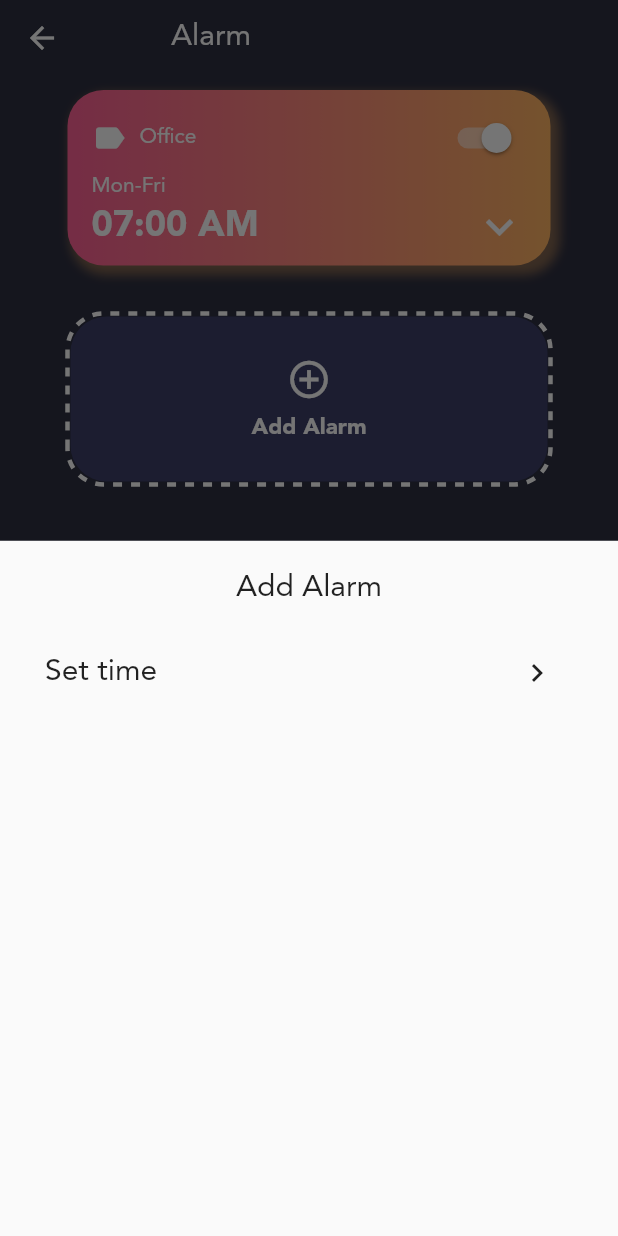
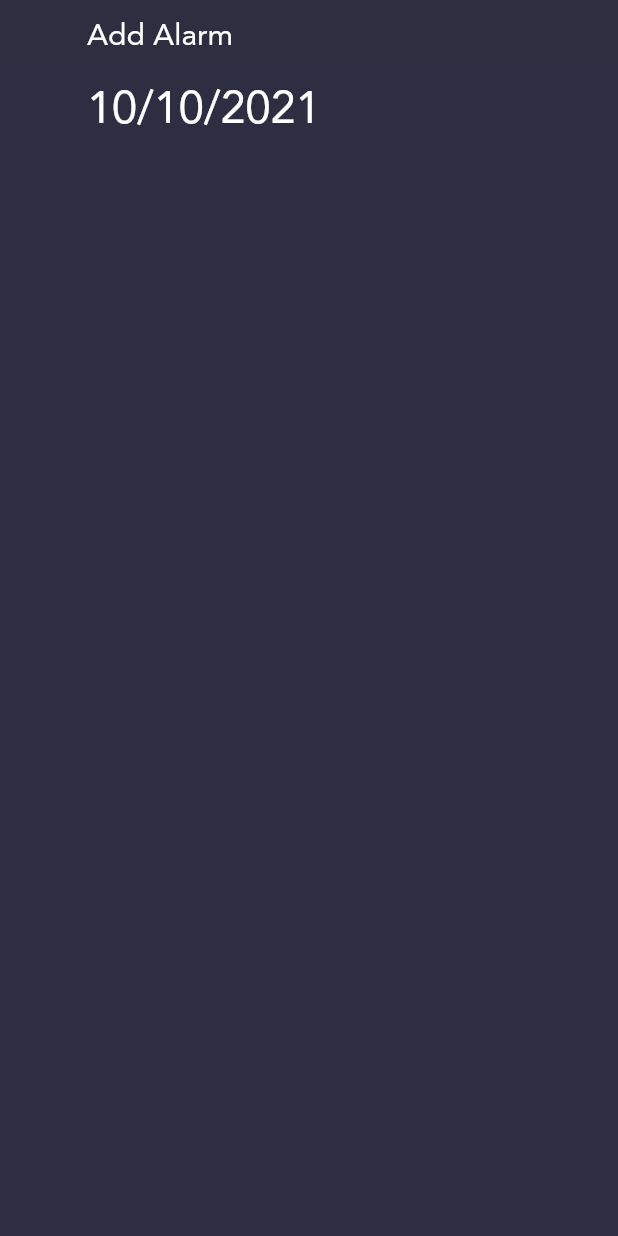
Before and after one commit to Shantonu8/alarm-app, a Flutter app: the AlarmScreen screen opened by its route, after a tap on "Add Alarm", on a phone screen of 412 x 824 dp. Run offline on Flutter 3.47's test engine with Material 2 defaults, Android fonts, the light colour scheme and no system bars; drawn by our look-alikes of dotted_border; our stand-ins replace flutter_local_notifications, google_fonts, salomon_bottom_bar, sqflite; accounts and stored records are empty; Roboto replaces fonts that are missing (avenir).

Commit message:
Added Date Selection

```diff
--- /dev/null
+++ b/lib/add_alarm_screen.dart
@@ -0,0 +1,72 @@
+import 'package:flutter/material.dart';
+import 'package:weather_alarm_app/constants/custom_app_bar.dart';
+
+
+late TimeOfDay time;
+
+class AddAlarmScreen extends StatefulWidget {
+  const AddAlarmScreen({Key? key}) : super(key: key);
+  @override
+  _AddAlarmScreenState createState() => _AddAlarmScreenState();
+}
+
+class _AddAlarmScreenState extends State<AddAlarmScreen> {
+
+  late String DateText = 'Set date';
+  late DateTime date = DateTime.now();
+
+  String getDate(){
+    if (date == null) return 'Select Date';
+    else{
+      return "${date.day}/${date.month}/${date.year}";
+    }
+  }
+
+
+
+
+  Future pickDate(BuildContext context) async {
+    final initialDate = DateTime.now();
+    final newDate = await showDatePicker(context: context, initialDate: initialDate, firstDate: DateTime(DateTime.now().year), lastDate: DateTime(DateTime.now().year + 5));
+
+    if(newDate == null) return;
+    if(newDate.isBefore(DateTime.now()))
+    {
+      return;
+    }
+    setState(() {
+      date = newDate;
+    });
+  }
+
+@override
+  void initState() {
+    print(DateTime.now());
+    super.initState();
+  }
+  @override
+  Widget build(BuildContext context) {
+    return Scaffold(
+      backgroundColor: Color(0xff2E2E42),
+      appBar: PreferredSize(preferredSize: Size.fromHeight(50),
+          child: CustomAppBar("Add Alarm")),
+      body: Padding(
+        padding: const EdgeInsets.symmetric(horizontal: 42.0),
+        child: Column(
+          // mainAxisAlignment: MainAxisAlignment.center,
+          children: <Widget>[
+            MaterialButton(onPressed: (){pickDate(context);},
+              child: Row(
+                children: [
+                  Text(getDate(), style: TextStyle(
+                    color: Colors.white,
+                    fontSize: 30,
+                  ),),
+                ],
+              ),)
+          ],
+        ),
+      ),
+    );
+  }
+}
--- a/lib/alarmscreen.dart
+++ b/lib/alarmscreen.dart
@@ -2,6 +2,7 @@ import 'package:flutter/material.dart';
 import 'package:flutter/rendering.dart' show Alignment, BorderRadius, BoxDecoration, BoxShadow, Color, CrossAxisAlignment, EdgeInsets, FontWeight, LinearGradient, MainAxisAlignment, Offset, Radius, Size, TextStyle;
 import 'package:flutter/widgets.dart';
 import 'package:flutter_local_notifications/flutter_local_notifications.dart';
+import 'package:weather_alarm_app/add_alarm_screen.dart';
 import 'package:weather_alarm_app/main.dart';
 import 'constants/custom_app_bar.dart';
 import 'data/data.dart';
@@ -110,49 +111,9 @@ class _AlarmScreenState extends State<AlarmScreen> {
                         mainAxisAlignment: MainAxisAlignment.center,
                       ),
                       onPressed: (){
-                        showModalBottomSheet(context: context, builder: (context){
-                          return Container(
-                            decoration: BoxDecoration(
-                              borderRadius: BorderRadius.circular(20)
-                            ),
-                            child: Column(
-                              children: [
-                                Center(
-                                  child: Padding(
-                                    padding: const EdgeInsets.only(top: 20.0),
-                                    child: Text("Add Alarm", style: TextStyle(
-                                      fontFamily: 'avenir',
-                                      fontSize: 20,
-
-                                    ),),
-                                  ),
-                                ),
-                                Padding(
-                                  padding: const EdgeInsets.fromLTRB(30, 20, 30, 0),
-                                  child: Row(
-                                    children: [
-                                      Text(
-                                        'Set time', style: TextStyle(
-                                        fontFamily: 'avenir',
-                                        fontSize: 20
-                                      ),
-                                      ),
-                                      IconButton(onPressed: (){}, icon: Icon(
-                                        Icons.keyboard_arrow_right
-                                      ),
-                                      )
-                                    ],
-                                    mainAxisAlignment: MainAxisAlignment.spaceBetween,
-                                  )
-                                )
-                              ],
-                            ),
-                          );
-                        },
-                        );
-
-
-                        // scheduleAlarm();
+                        Navigator.push(context, MaterialPageRoute(builder: (context){
+                          return AddAlarmScreen();
+                        }));
                       },
                     ),
                   ),
@@ -178,7 +139,7 @@ void scheduleAlarm ()  async{
   var androidPlatformChannelSpecifics = AndroidNotificationDetails('alarm_notif', 'alarm_notif', 'Channel for Alarm Notification', icon: 'clock', sound: RawResourceAndroidNotificationSound('sound'), largeIcon: DrawableResourceAndroidBitmap('clock'));
 
   var iOSPlatformChannelSpecifics = IOSNotificationDetails(
-    sound: '',
+    sound: '', // Developing on Windows hence playing another sound for IOS devices is not possible
     presentAlert: true,
     presentBadge: true,
     presentSound: true
--- a/lib/constants/custom_app_bar.dart
+++ b/lib/constants/custom_app_bar.dart
@@ -17,6 +17,7 @@ Widget build(BuildContext context) {
     ),
     elevation: 0,
     backgroundColor:  Color(0xFF2D2F41),
+    automaticallyImplyLeading: false,
   );
 }
 }
--- a/pubspec.yaml
+++ b/pubspec.yaml
@@ -19,6 +19,7 @@ dependencies:
   flutter_local_notifications: ^8.2.0
   sqflite: ^2.0.0+4
   dotted_border: ^2.0.0+1
+  flash: ^2.0.3
 
 dev_dependencies:
   flutter_test:
```
Also changed, not shown: pubspec.lock.
